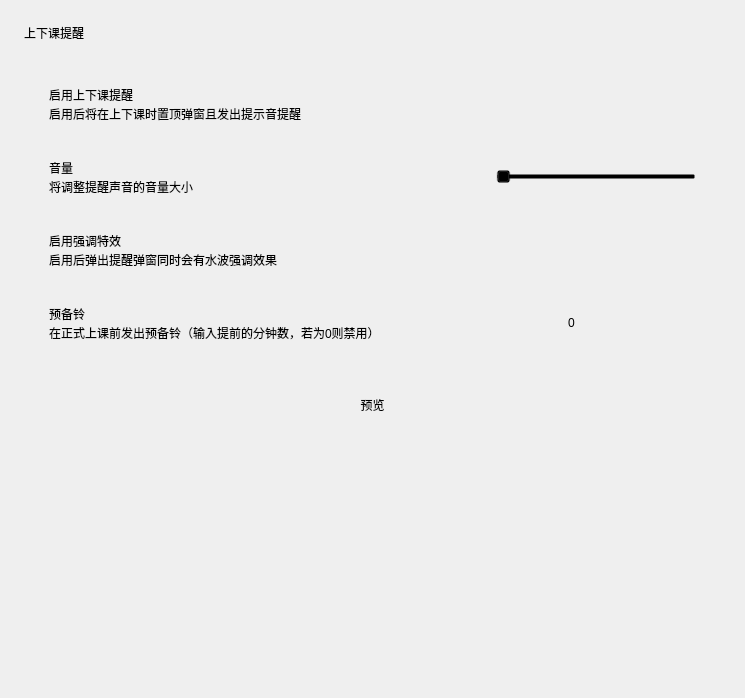
Before: the Qt Designer form menu-sound.ui in RinLit-233-shiroko/Class-Widgets, drawn with Qt 5.
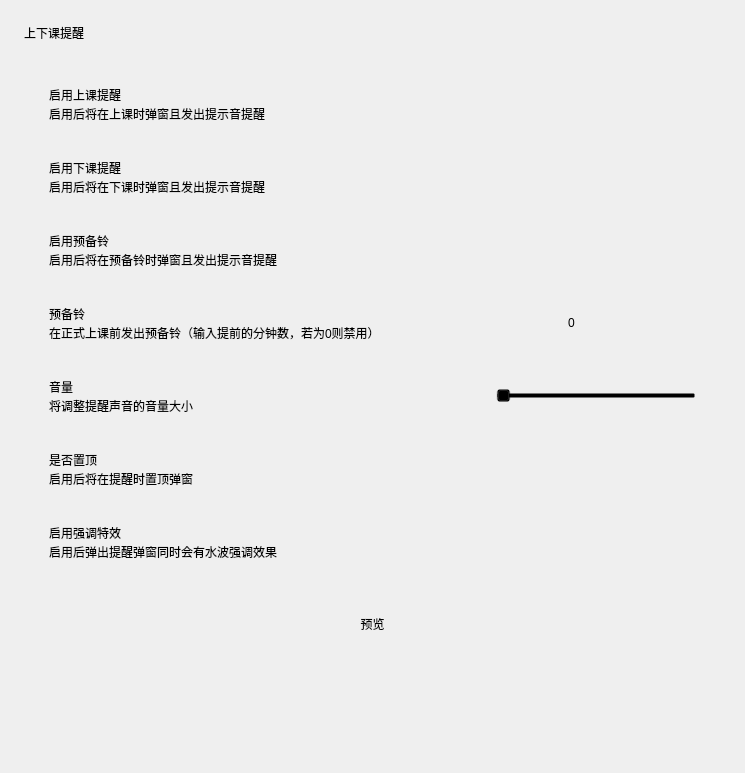
After: the same form once the commit is applied. Custom widgets are drawn as their Qt base class.

Commit message: v1.1.7-b3 Update: - Multiple Weather API Support(QWeather, QQWeather & Amap Weather); - You can hide widgets as floating windows; - Blur Countdown; - New Themes: Shiroko&Hoshino; - Reminders for classes can be enabled separately; - Fixed a bug about the animation of hide/show the widgets; - Fix other bugs.

Diff of the .ui file:
```diff
--- a/menu-sound.ui
+++ b/menu-sound.ui
@@ -7,7 +7,7 @@
     <x>0</x>
     <y>0</y>
     <width>745</width>
-    <height>698</height>
+    <height>773</height>
    </rect>
   </property>
   <property name="sizePolicy">
@@ -56,7 +56,7 @@
         <x>0</x>
         <y>0</y>
         <width>697</width>
-        <height>617</height>
+        <height>692</height>
        </rect>
       </property>
       <layout class="QVBoxLayout" name="verticalLayout_9">
@@ -100,21 +100,21 @@
                  </sizepolicy>
                 </property>
                 <property name="text">
-                 <string>启用上下课提醒</string>
+                 <string>启用上课提醒</string>
                 </property>
                </widget>
               </item>
               <item>
                <widget class="CaptionLabel" name="CaptionLabel_5">
                 <property name="text">
-                 <string>启用后将在上下课时置顶弹窗且发出提示音提醒</string>
+                 <string>启用后将在上课时弹窗且发出提示音提醒</string>
                 </property>
                </widget>
               </item>
              </layout>
             </item>
             <item>
-             <widget class="SwitchButton" name="switch_enable_toast">
+             <widget class="SwitchButton" name="switch_enable_attend">
               <property name="onText">
                <string>启用</string>
               </property>
@@ -126,6 +126,192 @@
            </layout>
           </widget>
          </item>
+         <item>
+          <widget class="CardWidget" name="CardWidget_10">
+           <property name="minimumSize">
+            <size>
+             <width>0</width>
+             <height>70</height>
+            </size>
+           </property>
+           <layout class="QHBoxLayout" name="horizontalLayout_8">
+            <property name="leftMargin">
+             <number>16</number>
+            </property>
+            <property name="topMargin">
+             <number>16</number>
+            </property>
+            <property name="rightMargin">
+             <number>16</number>
+            </property>
+            <property name="bottomMargin">
+             <number>16</number>
+            </property>
+            <item>
+             <layout class="QVBoxLayout" name="verticalLayout_12">
+              <property name="spacing">
+               <number>0</number>
+              </property>
+              <item>
+               <widget class="StrongBodyLabel" name="StrongBodyLabel_8">
+                <property name="sizePolicy">
+                 <sizepolicy hsizetype="Expanding" vsizetype="Preferred">
+                  <horstretch>0</horstretch>
+                  <verstretch>0</verstretch>
+                 </sizepolicy>
+                </property>
+                <property name="text">
+                 <string>启用下课提醒</string>
+                </property>
+               </widget>
+              </item>
+              <item>
+               <widget class="CaptionLabel" name="CaptionLabel_7">
+                <property name="text">
+                 <string>启用后将在下课时弹窗且发出提示音提醒</string>
+                </property>
+               </widget>
+              </item>
+             </layout>
+            </item>
+            <item>
+             <widget class="SwitchButton" name="switch_enable_finish">
+              <property name="onText">
+               <string>启用</string>
+              </property>
+              <property name="offText">
+               <string>禁用</string>
+              </property>
+             </widget>
+            </item>
+           </layout>
+          </widget>
+         </item>
+         <item>
+          <widget class="CardWidget" name="CardWidget_11">
+           <property name="minimumSize">
+            <size>
+             <width>0</width>
+             <height>70</height>
+            </size>
+           </property>
+           <layout class="QHBoxLayout" name="horizontalLayout_10">
+            <property name="leftMargin">
+             <number>16</number>
+            </property>
+            <property name="topMargin">
+             <number>16</number>
+            </property>
+            <property name="rightMargin">
+             <number>16</number>
+            </property>
+            <property name="bottomMargin">
+             <number>16</number>
+            </property>
+            <item>
+             <layout class="QVBoxLayout" name="verticalLayout_16">
+              <property name="spacing">
+               <number>0</number>
+              </property>
+              <item>
+               <widget class="StrongBodyLabel" name="StrongBodyLabel_10">
+                <property name="sizePolicy">
+                 <sizepolicy hsizetype="Expanding" vsizetype="Preferred">
+                  <horstretch>0</horstretch>
+                  <verstretch>0</verstretch>
+                 </sizepolicy>
+                </property>
+                <property name="text">
+                 <string>启用预备铃</string>
+                </property>
+               </widget>
+              </item>
+              <item>
+               <widget class="CaptionLabel" name="CaptionLabel_11">
+                <property name="text">
+                 <string>启用后将在预备铃时弹窗且发出提示音提醒</string>
+                </property>
+               </widget>
+              </item>
+             </layout>
+            </item>
+            <item>
+             <widget class="SwitchButton" name="switch_enable_prepare">
+              <property name="onText">
+               <string>启用</string>
+              </property>
+              <property name="offText">
+               <string>禁用</string>
+              </property>
+             </widget>
+            </item>
+           </layout>
+          </widget>
+         </item>
+         <item>
+          <widget class="CardWidget" name="CardWidget_8">
+           <property name="minimumSize">
+            <size>
+             <width>0</width>
+             <height>70</height>
+            </size>
+           </property>
+           <layout class="QHBoxLayout" name="horizontalLayout_11">
+            <property name="leftMargin">
+             <number>16</number>
+            </property>
+            <property name="topMargin">
+             <number>16</number>
+            </property>
+            <property name="rightMargin">
+             <number>16</number>
+            </property>
+            <property name="bottomMargin">
+             <number>16</number>
+            </property>
+            <item>
+             <layout class="QVBoxLayout" name="verticalLayout_13">
+              <property name="spacing">
+               <number>0</number>
+              </property>
+              <item>
+               <widget class="StrongBodyLabel" name="StrongBodyLabel_11">
+                <property name="sizePolicy">
+                 <sizepolicy hsizetype="Expanding" vsizetype="Preferred">
+                  <horstretch>0</horstretch>
+                  <verstretch>0</verstretch>
+                 </sizepolicy>
+                </property>
+                <property name="text">
+                 <string>预备铃</string>
+                </property>
+               </widget>
+              </item>
+              <item>
+               <widget class="CaptionLabel" name="CaptionLabel_8">
+                <property name="text">
+                 <string>在正式上课前发出预备铃（输入提前的分钟数，若为0则禁用）</string>
+                </property>
+               </widget>
+              </item>
+             </layout>
+            </item>
+            <item>
+             <widget class="SpinBox" name="spin_prepare_class">
+              <property name="minimumSize">
+               <size>
+                <width>130</width>
+                <height>33</height>
+               </size>
+              </property>
+              <property name="maximum">
+               <number>9</number>
+              </property>
+             </widget>
+            </item>
+           </layout>
+          </widget>
+         </item>
          <item>
           <widget class="CardWidget" name="CardWidget_7">
            <property name="minimumSize">
@@ -190,6 +376,67 @@
            </layout>
           </widget>
          </item>
+         <item>
+          <widget class="CardWidget" name="CardWidget_12">
+           <property name="minimumSize">
+            <size>
+             <width>0</width>
+             <height>70</height>
+            </size>
+           </property>
+           <layout class="QHBoxLayout" name="horizontalLayout_13">
+            <property name="leftMargin">
+             <number>16</number>
+            </property>
+            <property name="topMargin">
+             <number>16</number>
+            </property>
+            <property name="rightMargin">
+             <number>16</number>
+            </property>
+            <property name="bottomMargin">
+             <number>16</number>
+            </property>
+            <item>
+             <layout class="QVBoxLayout" name="verticalLayout_17">
+              <property name="spacing">
+               <number>0</number>
+              </property>
+              <item>
+               <widget class="StrongBodyLabel" name="StrongBodyLabel_13">
+                <property name="sizePolicy">
+                 <sizepolicy hsizetype="Expanding" vsizetype="Preferred">
+                  <horstretch>0</horstretch>
+                  <verstretch>0</verstretch>
+                 </sizepolicy>
+                </property>
+                <property name="text">
+                 <string>是否置顶</string>
+                </property>
+               </widget>
+              </item>
+              <item>
+               <widget class="CaptionLabel" name="CaptionLabel_12">
+                <property name="text">
+                 <string>启用后将在提醒时置顶弹窗</string>
+                </property>
+               </widget>
+              </item>
+             </layout>
+            </item>
+            <item>
+             <widget class="SwitchButton" name="switch_enable_pin_toast">
+              <property name="onText">
+               <string>启用</string>
+              </property>
+              <property name="offText">
+               <string>禁用</string>
+              </property>
+             </widget>
+            </item>
+           </layout>
+          </widget>
+         </item>
          <item>
           <widget class="CardWidget" name="CardWidget_9">
            <property name="minimumSize">
@@ -251,70 +498,6 @@
            </layout>
           </widget>
          </item>
-         <item>
-          <widget class="CardWidget" name="CardWidget_8">
-           <property name="minimumSize">
-            <size>
-             <width>0</width>
-             <height>70</height>
-            </size>
-           </property>
-           <layout class="QHBoxLayout" name="horizontalLayout_11">
-            <property name="leftMargin">
-             <number>16</number>
-            </property>
-            <property name="topMargin">
-             <number>16</number>
-            </property>
-            <property name="rightMargin">
-             <number>16</number>
-            </property>
-            <property name="bottomMargin">
-             <number>16</number>
-            </property>
-            <item>
-             <layout class="QVBoxLayout" name="verticalLayout_13">
-              <property name="spacing">
-               <number>0</number>
-              </property>
-              <item>
-               <widget class="StrongBodyLabel" name="StrongBodyLabel_11">
-                <property name="sizePolicy">
-                 <sizepolicy hsizetype="Expanding" vsizetype="Preferred">
-                  <horstretch>0</horstretch>
-                  <verstretch>0</verstretch>
-                 </sizepolicy>
-                </property>
-                <property name="text">
-                 <string>预备铃</string>
-                </property>
-               </widget>
-              </item>
-              <item>
-               <widget class="CaptionLabel" name="CaptionLabel_8">
-                <property name="text">
-                 <string>在正式上课前发出预备铃（输入提前的分钟数，若为0则禁用）</string>
-                </property>
-               </widget>
-              </item>
-             </layout>
-            </item>
-            <item>
-             <widget class="SpinBox" name="spin_prepare_class">
-              <property name="minimumSize">
-               <size>
-                <width>130</width>
-                <height>33</height>
-               </size>
-              </property>
-              <property name="maximum">
-               <number>9</number>
-              </property>
-             </widget>
-            </item>
-           </layout>
-          </widget>
-         </item>
         </layout>
        </item>
        <item>
```
The commit also changes 7 other files.
